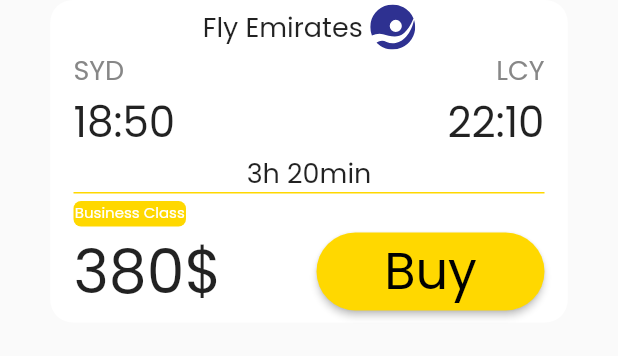
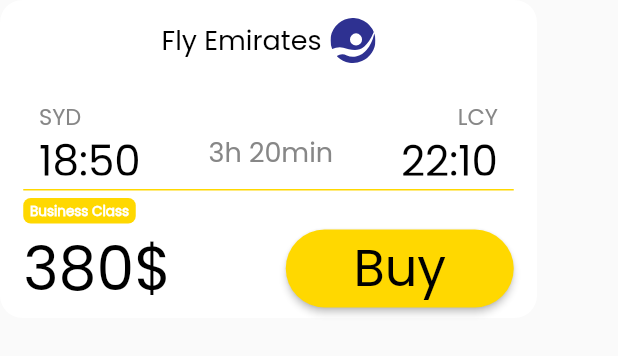
Before and after one commit to TahaHosseinpour/Booking, a Flutter app: what ticket() shows on an empty page, opened directly, on a phone screen of 412 x 824 dp. Shown: the top 356 px of the screen. Run offline on Flutter 3.47's test engine with Material 2 defaults, Android fonts, the light colour scheme and no system bars; our stand-ins replace dropdown_search, flutter_svg.

Commit message:
add ticket box to ticket.dart file and clear ticket_page.dart file

```diff
--- /dev/null
+++ b/lib/Ticket Page/ticket.dart
@@ -0,0 +1,221 @@
+import 'package:flutter/material.dart';
+import 'package:flutter_svg/flutter_svg.dart';
+import 'package:booking/Information/colors.dart';
+Container ticket(){
+  return Container(
+    decoration: BoxDecoration(
+      color: Colors.white,
+      borderRadius: BorderRadius.circular(15),
+    ),
+    width: 358,
+    height: 212,
+    child: Column(
+      children: [
+        Container(
+          height: 30,
+          margin: EdgeInsets.only(top: 12),
+          child:  Row(
+            mainAxisAlignment: MainAxisAlignment.center,
+            children: [
+              Container(
+                child: const Text("Fly Emirates",
+                  style: TextStyle(
+                      fontFamily: 'Poppins',
+                      fontSize: 18,
+                      color: Colors.black,
+                      decoration: TextDecoration.none
+
+                  ),
+                ),
+              ),
+              SizedBox(width: 6,),
+              Container(
+                child: SvgPicture.asset('assets/images/ticket_icon.svg',
+                  height: 30,
+                  width: 30,
+                ),
+              ),
+            ],
+          ),
+        ),
+        SizedBox(height: 24,),
+        Container(
+          height: 61,
+          width: 334,
+          padding: EdgeInsets.only(bottom: 10),
+          child: Column(
+            children: [
+              Container(
+                height: 20,
+                child: Row(
+                  mainAxisAlignment: MainAxisAlignment.spaceBetween,
+                  children: [
+                    Container(
+                      // height: 20,
+                      margin: EdgeInsets.only(left: 14),
+                      alignment: Alignment.centerLeft,
+                      child: Text('SYD',
+                        style: TextStyle(
+                            fontSize: 15,
+                            fontFamily: 'Poppins',
+                            color: grey2,
+                            fontWeight: FontWeight.w400,
+                            decoration: TextDecoration.none
+                        ),
+                      ),
+                    ),
+                    Container(
+                      // height: 20,
+                      margin: EdgeInsets.only(right: 14),
+                      alignment: Alignment.centerRight,
+                      child: Text('LCY',
+                        style: TextStyle(
+                            fontSize: 15,
+                            fontFamily: 'Poppins',
+                            color:grey2,
+                            fontWeight: FontWeight.w400,
+                            decoration: TextDecoration.none
+
+                        ),
+                      ),
+                    ),
+                  ],
+                ),
+              ),
+              Container(
+                height: 31,
+                child: Row(
+                  mainAxisAlignment: MainAxisAlignment.spaceBetween,
+                  children: [
+                    Container(
+                      // height: 21,
+                      margin: const EdgeInsets.only(left: 14),
+                      alignment: Alignment.centerLeft,
+                      child: const Text('18:50',
+                        style: TextStyle(
+                            fontSize: 28,
+                            fontFamily: 'Poppins',
+                            color: Colors.black,
+                            fontWeight: FontWeight.w400,
+                            decoration: TextDecoration.none
+
+                        ),
+                      ),
+                    ),
+                    Container(
+                      // height: 21,
+                      child: Text("3h 20min",
+                        style: TextStyle(
+                            fontSize: 18,
+                            fontFamily: 'Poppins',
+                            color: grey2,
+                            fontWeight: FontWeight.w400,
+                            decoration: TextDecoration.none
+
+                        ),
+                      ),
+                    ),
+                    Container(
+                      margin: const EdgeInsets.only(right: 14),
+                      // height: 21,
+                      alignment: Alignment.centerRight,
+                      child: const Text('22:10',
+                        style: TextStyle(
+                            fontSize: 28,
+                            fontFamily: 'Poppins',
+                            color: Colors.black,
+                            fontWeight: FontWeight.w400,
+                            decoration: TextDecoration.none
+
+                        ),
+                      ),
+                    ),
+                  ],
+                ),
+              )
+            ],
+          ),
+        ),
+        Divider(
+          color: yellow1,
+          thickness: 1,
+          height: 0,
+          indent: 15.5,
+          endIndent: 15.5,
+        ),
+        SizedBox(height: 5,),
+        Row(
+          mainAxisAlignment: MainAxisAlignment.start,
+          children: [
+            Container(
+              margin: EdgeInsets.only(left: 15.5),
+              padding: EdgeInsets.only(top: 2),
+              width: 75,
+              height: 17,
+              decoration: BoxDecoration(
+                color: yellow1,
+                borderRadius: BorderRadius.circular(5),
+              ),
+              child: const Text('Business Class',
+                textAlign: TextAlign.center,
+                style: TextStyle(
+                    color: Colors.white,
+                    fontSize: 9,
+                    fontFamily: 'Poppins',
+                    fontWeight: FontWeight.w700,
+                    decoration: TextDecoration.none
+
+                ),
+              ),
+            )
+          ],
+        ),
+        Row(
+          mainAxisAlignment: MainAxisAlignment.spaceBetween,
+          children: [
+            Container(
+              margin: EdgeInsets.only(bottom: 3, left: 15.5),
+              alignment: Alignment.centerLeft,
+              child: Text("380\$",
+                style: TextStyle(
+                    fontSize: 40,
+                    fontFamily: 'Poppins',
+                    color: Colors.black,
+                    decoration: TextDecoration.none
+
+                ),
+              ),
+            ),
+            Container(
+              margin: EdgeInsets.only(bottom: 3, right: 15.5),
+              alignment: Alignment.centerRight,
+              child: ElevatedButton(
+                onPressed: (){
+
+                },
+                style: ElevatedButton.styleFrom(
+                  backgroundColor: yellow1,
+                  fixedSize: Size(152, 52),
+                  shape: RoundedRectangleBorder(
+                    borderRadius: BorderRadius.circular(70),
+                  ),
+                ),
+                child: Text("Buy",
+                  style: TextStyle(
+                      fontSize: 34,
+                      fontFamily: 'Poppins',
+                      color: Colors.black,
+                      decoration: TextDecoration.none
+
+                  ),
+                ),
+              ),
+            )
+          ],
+        )
+
+
+      ],
+    ),
+  );
+}
--- a/lib/Ticket Page/ticket_page.dart
+++ b/lib/Ticket Page/ticket_page.dart
@@ -1,181 +1,3 @@
-import 'package:booking/Start%20Page/start.dart';
-import 'package:flutter/cupertino.dart';
 import 'package:flutter/material.dart';
 import 'package:flutter_svg/flutter_svg.dart';
 import 'package:booking/Information/colors.dart';
-Container ticket(){
-  return Container(
-    decoration: BoxDecoration(
-      color: Colors.white,
-      borderRadius: BorderRadius.circular(15),
-    ),
-    margin: EdgeInsets.only(right: 33.5, left: 33.5),
-    width: 363,
-    height: 215,
-    child: Column(
-      children: [
-        Row(
-          mainAxisAlignment: MainAxisAlignment.center,
-          children: [
-            Container(
-              margin: EdgeInsets.only(top: 3),
-              child: Text("Fly Emirates",
-              style: TextStyle(
-                fontFamily: 'Poppins',
-                fontSize: 18,
-              ),
-              ),
-            ),
-            SizedBox(width: 5,),
-            Container(
-              margin: EdgeInsets.only(top: 3),
-              child: SvgPicture.asset('assets/images/ticket_icon.svg',
-              height: 30,
-              width: 30,
-              ),
-            ),
-          ],
-        ),
-        //SizedBox(height: 5,),
-        Row(
-          mainAxisAlignment: MainAxisAlignment.spaceBetween,
-          children: [
-            Container(
-              margin: EdgeInsets.only(left: 15.5),
-              alignment: Alignment.centerLeft,
-              child: Text('SYD',
-              style: TextStyle(
-                fontSize: 18,
-                fontFamily: 'Poppins',
-                color: Color.fromARGB(255, 135, 135, 135)
-
-              ),
-              ),
-            ),
-            Container(
-              margin: EdgeInsets.only(right: 15.5),
-              alignment: Alignment.centerRight,
-              child: Text('LCY',
-                style: TextStyle(
-                    fontSize: 18,
-                    fontFamily: 'Poppins',
-                    color: Color.fromARGB(255, 135, 135, 135)
-                ),
-              ),
-            ),
-          ],
-        ),
-        //SizedBox(height: 2,),
-        Row(
-          mainAxisAlignment: MainAxisAlignment.spaceBetween,
-          children: [
-            Container(
-              margin: EdgeInsets.only(left: 15.5, ),
-              alignment: Alignment.centerLeft,
-              child: Text('18:50',
-                style: TextStyle(
-                    fontSize: 28,
-                    fontFamily: 'Poppins'
-                ),
-              ),
-            ),
-            Container(
-              margin: EdgeInsets.only(right: 15.5, ),
-              alignment: Alignment.centerRight,
-              child: Text('22:10',
-                style: TextStyle(
-                    fontSize: 28,
-                    fontFamily: 'Poppins'
-                ),
-              ),
-            ),
-          ],
-        ),
-        Row(
-          mainAxisAlignment: MainAxisAlignment.center,
-          children: [
-            Container(
-              child: Text("3h 20min",
-                style: TextStyle(
-                    fontSize: 18,
-                    fontFamily: 'Poppins'
-                ),
-              ),
-            )
-          ],
-        ),
-
-
-         Divider(
-             color: yellow1,
-             thickness: 1,
-             height: 0,
-             indent: 15.5,
-           endIndent: 15.5,
-           ),
-
-        SizedBox(height: 5,),
-        Row(
-          mainAxisAlignment: MainAxisAlignment.start,
-          children: [
-            Container(
-              margin: EdgeInsets.only(left: 15.5),
-              width: 75,
-              height: 17,
-              decoration: BoxDecoration(
-                color: yellow1,
-                borderRadius: BorderRadius.circular(5),
-              ),
-              child: Text('Business Class',
-              textAlign: TextAlign.center,
-              style: TextStyle(
-                color: Colors.white,
-                fontSize: 10,
-                fontFamily: 'Poppins',
-              ),
-              ),
-            )
-          ],
-        ),
-        Row(
-          mainAxisAlignment: MainAxisAlignment.spaceBetween,
-          children: [
-            Container(
-              margin: EdgeInsets.only(bottom: 3, left: 15.5),
-              alignment: Alignment.centerLeft,
-              child: Text("380\$",
-              style: TextStyle(
-                fontSize: 40,
-                fontFamily: 'Poppins',
-              ),
-              ),
-            ),
-            Container(
-              margin: EdgeInsets.only(bottom: 3, right: 15.5),
-              alignment: Alignment.centerRight,
-              child: ElevatedButton(
-                onPressed: (){
-
-                },
-                style: ElevatedButton.styleFrom(
-                  backgroundColor: yellow1,
-                  fixedSize: Size(152, 52),
-                  shape: RoundedRectangleBorder(
-                    borderRadius: BorderRadius.circular(70),
-                  ),
-                ),
-                child: Text("Buy",
-                style: TextStyle(
-                  fontSize: 34,
-                  fontFamily: 'Poppins',
-                  color: Colors.black,
-                ),
-                ),
-              ),
-            )
-          ],
-        )
-      ],
-    ),
-  );
-}
```
